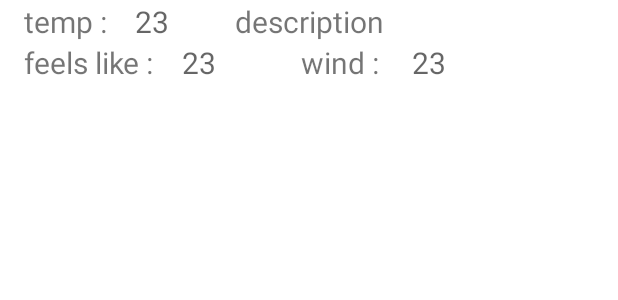
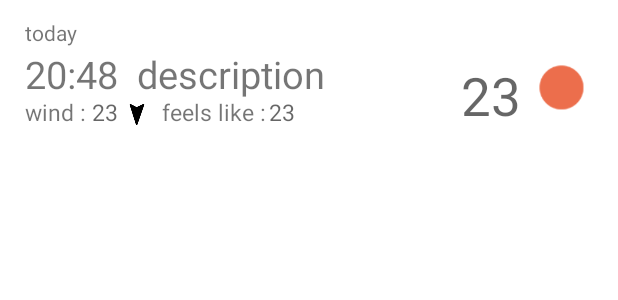
Before and after one commit to kakosleft/weater4cast, an Android app: the layout hourly_item.xml on its own in the app's theme, with its tools: preview values and no code run, on a phone screen of 412 x 824 dp. Shown: the top 300 px of the screen. Run offline under Robolectric (Android 15) with nearby library versions, the light colour scheme and no system bars.

Commit message:
ограничил часовую погоду на 24 часа, добавил распознование сегодня этот час или завтра, немного переделал интерфейс

```diff
--- a/app/src/main/java/com/waaade/weather4cast/models/HourlyWeather.kt
+++ b/app/src/main/java/com/waaade/weather4cast/models/HourlyWeather.kt
@@ -1,6 +1,7 @@
 package com.waaade.weather4cast.models
 
 data class HourlyWeather(
+        val day: String,
         val dt: String,
         val temp: String,
         val feels_like: String,
--- a/app/src/main/res/layout/hourly_item.xml
+++ b/app/src/main/res/layout/hourly_item.xml
@@ -1,120 +1,126 @@
 <?xml version="1.0" encoding="utf-8"?>
-<androidx.constraintlayout.widget.ConstraintLayout
-    xmlns:android="http://schemas.android.com/apk/res/android"
+<androidx.constraintlayout.widget.ConstraintLayout xmlns:android="http://schemas.android.com/apk/res/android"
     xmlns:app="http://schemas.android.com/apk/res-auto"
+    xmlns:tools="http://schemas.android.com/tools"
     android:layout_width="match_parent"
     android:layout_height="wrap_content">
+
+    <TextView
+        android:id="@+id/hourly_description"
+        android:layout_width="wrap_content"
+        android:layout_height="wrap_content"
+        android:layout_marginTop="32dp"
+        android:text="description"
+        android:textSize="25dp"
+        app:layout_constraintEnd_toEndOf="parent"
+        app:layout_constraintHorizontal_bias="0.062"
+        app:layout_constraintStart_toEndOf="@+id/hourly_dt"
+        app:layout_constraintTop_toTopOf="parent" />
+
+    <TextView
+        android:id="@+id/hourly_is_today"
+        android:layout_width="wrap_content"
+        android:layout_height="wrap_content"
+        android:layout_marginTop="12dp"
+        android:text="today"
+        android:textSize="14dp"
+        app:layout_constraintEnd_toEndOf="parent"
+        app:layout_constraintHorizontal_bias="0.045"
+        app:layout_constraintStart_toStartOf="parent"
+        app:layout_constraintTop_toTopOf="parent" />
+
+    <TextView
+        android:layout_width="wrap_content"
+        android:layout_height="wrap_content"
+        android:layout_marginTop="64dp"
+        android:text="feels like : "
+        android:textSize="15dp"
+        app:layout_constraintEnd_toEndOf="parent"
+        app:layout_constraintHorizontal_bias="0.319"
+        app:layout_constraintStart_toStartOf="parent"
+        app:layout_constraintTop_toTopOf="parent" />
+
+    <ImageView
+        android:id="@+id/hourly_icon"
+        android:layout_width="60dp"
+        android:layout_height="60dp"
+        android:layout_marginTop="28dp"
+        android:src="@drawable/ico01d"
+        app:layout_constraintEnd_toEndOf="parent"
+        app:layout_constraintHorizontal_bias="0.94"
+        app:layout_constraintStart_toEndOf="@+id/hourly_description"
+        app:layout_constraintTop_toTopOf="parent" />
 
     <TextView
         android:id="@+id/hourly_temp_text_view"
         android:layout_width="wrap_content"
         android:layout_height="wrap_content"
+        android:layout_marginTop="40dp"
         android:hint="23"
-        android:textSize="20dp"
-        app:layout_constraintBottom_toBottomOf="parent"
+        android:textSize="35dp"
         app:layout_constraintEnd_toEndOf="parent"
-        app:layout_constraintHorizontal_bias="0.231"
+        app:layout_constraintHorizontal_bias="0.827"
         app:layout_constraintStart_toStartOf="parent"
-        app:layout_constraintTop_toTopOf="parent"
-        app:layout_constraintVertical_bias="0.022" />
-
-    <TextView
-        android:id="@+id/textView"
-        android:layout_width="wrap_content"
-        android:layout_height="wrap_content"
-        android:text="temp : "
-        android:textSize="20dp"
-        app:layout_constraintBottom_toBottomOf="parent"
-        app:layout_constraintEnd_toEndOf="parent"
-        app:layout_constraintHorizontal_bias="0.045"
-        app:layout_constraintStart_toStartOf="parent"
-        app:layout_constraintTop_toTopOf="parent"
-        app:layout_constraintVertical_bias="0.022" />
+        app:layout_constraintTop_toTopOf="parent" />
 
     <TextView
         android:id="@+id/hourly_feels_like_text_view"
         android:layout_width="wrap_content"
         android:layout_height="wrap_content"
+        android:layout_marginTop="64dp"
         android:hint="23"
-        android:textSize="20dp"
-        app:layout_constraintBottom_toBottomOf="parent"
+        android:textSize="15dp"
         app:layout_constraintEnd_toEndOf="parent"
-        app:layout_constraintHorizontal_bias="0.311"
+        app:layout_constraintHorizontal_bias="0.454"
         app:layout_constraintStart_toStartOf="parent"
-        app:layout_constraintTop_toBottomOf="@+id/hourly_temp_text_view"
-        app:layout_constraintVertical_bias="0.036" />
+        app:layout_constraintTop_toTopOf="parent" />
+
+    <LinearLayout
+        android:layout_width="wrap_content"
+        android:layout_height="wrap_content"
+        android:layout_marginTop="64dp"
+        android:gravity="center_horizontal"
+        android:orientation="horizontal"
+        app:layout_constraintEnd_toEndOf="parent"
+        app:layout_constraintHorizontal_bias="0.051"
+        app:layout_constraintStart_toStartOf="parent"
+        app:layout_constraintTop_toTopOf="parent">
 
         <TextView
+            android:id="@+id/textView2"
             android:layout_width="wrap_content"
             android:layout_height="wrap_content"
-        android:text="feels like : "
-        android:textSize="20dp"
-        app:layout_constraintBottom_toBottomOf="parent"
-        app:layout_constraintEnd_toEndOf="parent"
-        app:layout_constraintHorizontal_bias="0.05"
-        app:layout_constraintStart_toStartOf="parent"
-        app:layout_constraintTop_toBottomOf="@+id/textView"
-        app:layout_constraintVertical_bias="0.037" />
+            android:text="wind : "
+            android:textSize="15dp" />
 
-    <TextView
-        android:id="@+id/hourly_description"
-        android:layout_width="wrap_content"
-        android:layout_height="wrap_content"
-        android:text="description"
-        android:textSize="20dp"
-        app:layout_constraintBottom_toBottomOf="parent"
-        app:layout_constraintEnd_toEndOf="parent"
-        app:layout_constraintStart_toStartOf="parent"
-        app:layout_constraintTop_toTopOf="parent"
-        app:layout_constraintVertical_bias="0.022" />
-
-    <ImageView
-        android:id="@+id/hourly_icon"
-        android:layout_width="wrap_content"
-        android:layout_height="wrap_content"
-        app:layout_constraintBottom_toBottomOf="parent"
-        app:layout_constraintEnd_toEndOf="parent"
-        app:layout_constraintHorizontal_bias="0.597"
-        app:layout_constraintStart_toEndOf="@+id/hourly_description"
-        app:layout_constraintTop_toTopOf="parent"
-        app:layout_constraintVertical_bias="0.043" />
 
         <TextView
             android:id="@+id/hourly_wind_speed_text_view"
             android:layout_width="wrap_content"
             android:layout_height="wrap_content"
             android:hint="23"
-        android:textSize="20dp"
-        app:layout_constraintBottom_toBottomOf="parent"
-        app:layout_constraintEnd_toEndOf="parent"
-        app:layout_constraintHorizontal_bias="0.13"
-        app:layout_constraintStart_toEndOf="@+id/textView2"
-        app:layout_constraintTop_toBottomOf="@+id/hourly_temp_text_view"
-        app:layout_constraintVertical_bias="0.036" />
-
-    <TextView
-        android:id="@+id/textView2"
-        android:layout_width="wrap_content"
-        android:layout_height="wrap_content"
-        android:text="wind : "
-        android:textSize="20dp"
-        app:layout_constraintBottom_toBottomOf="parent"
-        app:layout_constraintEnd_toEndOf="parent"
-        app:layout_constraintHorizontal_bias="0.564"
-        app:layout_constraintStart_toStartOf="parent"
-        app:layout_constraintTop_toBottomOf="@+id/textView"
-        app:layout_constraintVertical_bias="0.036" />
+            android:textSize="15dp" />
 
         <ImageView
             android:id="@+id/hourly_wind_deg"
+            android:layout_width="25dp"
+            android:layout_height="25dp"
+            android:layout_marginTop="1dp"
+            android:src="@drawable/north" />
+
+    </LinearLayout>
+
+    <TextView
+        android:id="@+id/hourly_dt"
         android:layout_width="wrap_content"
         android:layout_height="wrap_content"
-        app:layout_constraintBottom_toBottomOf="parent"
+        android:layout_marginTop="32dp"
+        android:text="20:48"
+        android:textSize="25dp"
         app:layout_constraintEnd_toEndOf="parent"
-        app:layout_constraintHorizontal_bias="0.456"
-        app:layout_constraintStart_toEndOf="@+id/hourly_wind_speed_text_view"
-        app:layout_constraintTop_toTopOf="parent"
-        app:layout_constraintVertical_bias="0.109" />
+        app:layout_constraintHorizontal_bias="0.048"
+        app:layout_constraintStart_toStartOf="parent"
+        app:layout_constraintTop_toTopOf="parent" />
 
 
 </androidx.constraintlayout.widget.ConstraintLayout>
```
Also changed, not shown: app/src/main/java/com/waaade/weather4cast/MainActivity.kt (+36 -18 lines), app/src/main/java/com/waaade/weather4cast/adapters/HourlyAdapter.kt (+7 -1 lines), app/src/main/res/layout/fragment_header.xml (+107 -91 lines). Lines whose indentation alone changed are shown as unchanged.
